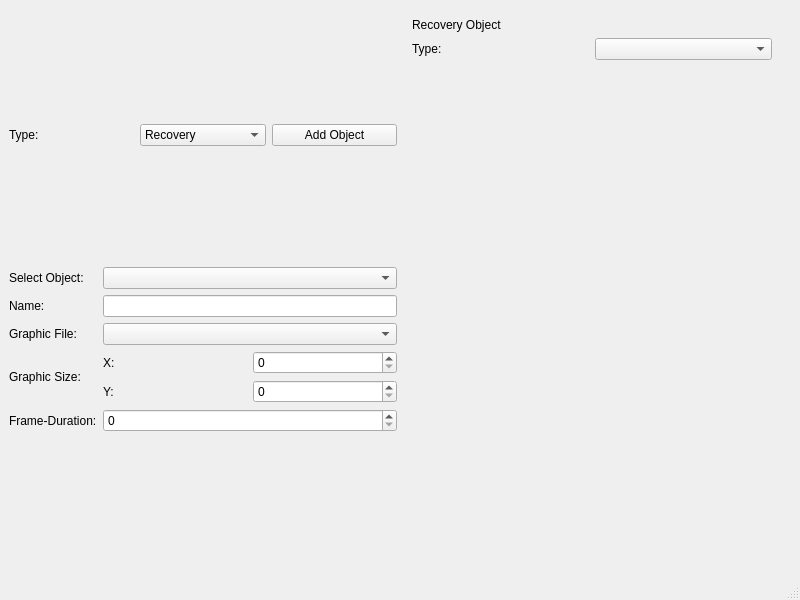
Before: the Qt Designer form data_editor/sub_windows/object/objectedit.ui in protoman/firefly, drawn with Qt 5.
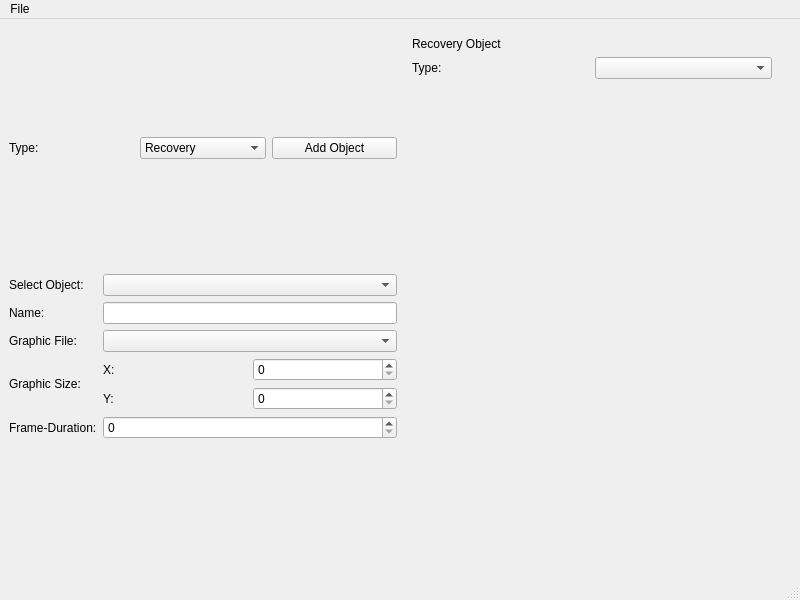
After: the same form once the commit is applied.

The edit to the form file:
```diff
--- a/data_editor/sub_windows/object/objectedit.ui
+++ b/data_editor/sub_windows/object/objectedit.ui
@@ -214,6 +214,15 @@
      <height>27</height>
     </rect>
    </property>
+   <widget class="QMenu" name="menuFile">
+    <property name="title">
+     <string>File</string>
+    </property>
+    <addaction name="actionReload"/>
+    <addaction name="actionSave"/>
+    <addaction name="actionExit"/>
+   </widget>
+   <addaction name="menuFile"/>
   </widget>
   <widget class="QStatusBar" name="statusbar"/>
  </widget>
```
Left out of the diff: 15 changed lines with no effect on the pictures.
